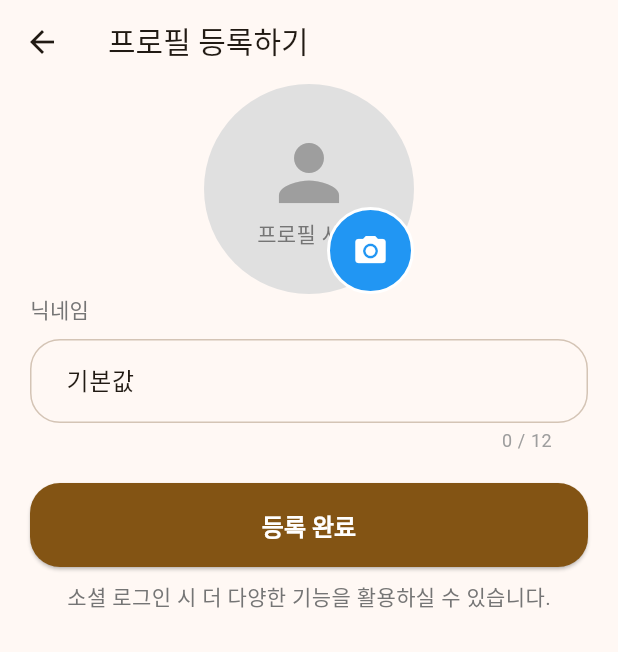
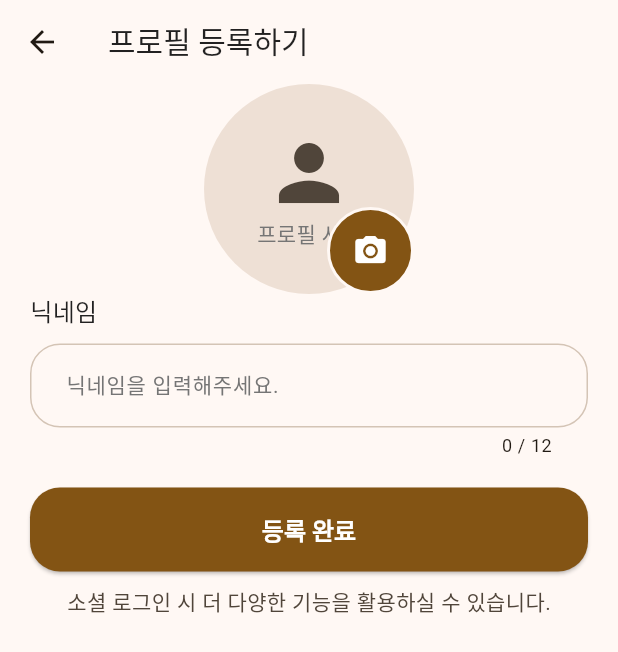
Before and after one commit to joohyelim1208/bread-road, a Flutter app: the JoinPage screen opened directly, on a phone screen of 412 x 824 dp. Shown: the top 652 px of the screen. Run offline on Flutter 3.47's test engine with Material 3 defaults, Android fonts, the phone set to English and light mode, and no system bars; our stand-ins replace flutter_riverpod, image_picker; Roboto replaces fonts that are missing (Pretendard).

Commit message:
feat: joinPage, nicknameTextFormField 테마 적용

```diff
--- a/lib/core/theme/theme_provider.dart
+++ b/lib/core/theme/theme_provider.dart
@@ -1,21 +1,32 @@
 import 'package:flutter/material.dart';
+import 'package:flutter_riverpod/flutter_riverpod.dart';
 import 'package:flutter_riverpod/legacy.dart';
 import 'package:han_ppyeom/core/theme/app_color_scheme.dart';
 import 'package:han_ppyeom/core/theme/app_text_theme.dart';
+import 'package:han_ppyeom/core/theme/app_theme.dart';
 
-// 기본값 라이트 / 다크모드 상태 관리 프로바이더(상태 캡슐화)
-final themeModeProvider = StateProvider<ThemeMode>((ref) => ThemeMode.light);
+// 기본값 라이트 / 다크모드 상태 관리 프로바이더(상태 캡슐화)-> 변경가능한 상태
+final themeModeProvider = StateProvider<ThemeMode>((ref) => ThemeMode.system);
 
-// colorScheme 프로바이더
-final colorSchemeProvider = StateProvider<ColorScheme>((ref) {
+// themeData 자체를 반환하는 프로바이더 -> 단순 읽기전용. 분기처리
+final themeProvider = Provider<ThemeData>((ref) {
+  final mode = ref.watch(themeModeProvider);
+  if (mode == ThemeMode.dark) {
+    return AppTheme.darkTheme;
+  }
+  return AppTheme.lightTheme;
+});
+
+// colorScheme 프로바이더 -> 단순 읽기전용
+final colorSchemeProvider = Provider<ColorScheme>((ref) {
   final mode = ref.watch(themeModeProvider);
   return mode == ThemeMode.dark
       ? AppColorScheme.darkColorScheme
       : AppColorScheme.lightColorScheme;
 });
 
-// textTheme 프로바이더
-final TextThemeProvider = StateProvider((ref) {
+// textTheme 프로바이더 -> 단순 읽기 전용
+final textThemeProvider = Provider((ref) {
   final mode = ref.watch(themeModeProvider);
   return mode == ThemeMode.dark
       ? AppTextTheme.darkTextTheme
--- a/lib/ui/pages/join/join_page.dart
+++ b/lib/ui/pages/join/join_page.dart
@@ -1,15 +1,17 @@
 import 'package:flutter/material.dart';
+import 'package:flutter_riverpod/flutter_riverpod.dart';
+import 'package:han_ppyeom/core/theme/theme_provider.dart';
 import 'package:image_picker/image_picker.dart';
 import 'package:han_ppyeom/ui/widgets/nickname_text_form_field.dart';
 
-class JoinPage extends StatefulWidget {
+class JoinPage extends ConsumerStatefulWidget {
   const JoinPage({super.key});
 
   @override
-  State<JoinPage> createState() => _JoinPageState();
+  ConsumerState<JoinPage> createState() => _JoinPageState();
 }
 
-class _JoinPageState extends State<JoinPage> {
+class _JoinPageState extends ConsumerState<JoinPage> {
   // 선택한 파일을 저장할 변수
   //File? _image;
 
@@ -22,7 +24,7 @@ class _JoinPageState extends State<JoinPage> {
   @override
   void initState() {
     super.initState();
-    _nickNameControllor.text = "기본값";
+    _nickNameControllor.text = "";
   }
 
   @override
@@ -33,7 +35,10 @@ class _JoinPageState extends State<JoinPage> {
 
   @override
   Widget build(BuildContext context) {
-    final textTheme = Theme.of(context).textTheme;
+    // 리버팟 테마 적용. themeData 통째로 가져옴
+    final theme = ref.watch(themeProvider);
+    final textTheme = theme.textTheme;
+    final colorScheme = theme.colorScheme;
 
     return GestureDetector(
       onTap: () {
@@ -41,7 +46,8 @@ class _JoinPageState extends State<JoinPage> {
         FocusScope.of(context).unfocus();
       },
       child: Scaffold(
-        appBar: AppBar(title: Text('프로필 등록하기')),
+        backgroundColor: colorScheme.surface,
+        appBar: AppBar(title: Text('프로필 등록하기', style: textTheme.titleLarge)),
         body: Form(
           key: formkey,
           child: ListView(
@@ -60,13 +66,17 @@ class _JoinPageState extends State<JoinPage> {
                         width: 140,
                         height: 140,
                         decoration: BoxDecoration(
-                          color: Colors.grey[300],
+                          color: colorScheme.surfaceContainerHighest,
                           shape: BoxShape.circle,
                         ),
                         child: Column(
                           mainAxisAlignment: MainAxisAlignment.center,
                           children: [
-                            Icon(Icons.person, size: 60, color: Colors.grey),
+                            Icon(
+                              Icons.person,
+                              size: 60,
+                              color: colorScheme.onSurfaceVariant,
+                            ),
                             Text("프로필 사진", style: TextStyle()),
                           ],
                         ),
@@ -75,14 +85,17 @@ class _JoinPageState extends State<JoinPage> {
                       Container(
                         padding: EdgeInsets.all(15),
                         decoration: BoxDecoration(
-                          color: Colors.blue,
+                          color: colorScheme.primary,
                           shape: BoxShape.circle,
-                          border: Border.all(color: Colors.white, width: 2),
+                          border: Border.all(
+                            color: colorScheme.surface,
+                            width: 2,
+                          ),
                         ),
                         child: Icon(
                           Icons.camera_alt,
                           size: 24,
-                          color: Colors.white,
+                          color: colorScheme.onPrimary, // 배경색에 대비되는 색
                         ),
                       ),
                     ],
@@ -92,7 +105,7 @@ class _JoinPageState extends State<JoinPage> {
               Column(
                 crossAxisAlignment: CrossAxisAlignment.start,
                 children: [
-                  Text("닉네임", style: TextStyle()),
+                  Text("닉네임", style: textTheme.titleMedium),
                   SizedBox(height: 10),
                   // 에러메시지와 카운터는 이 위젯이 알아서 그려줌
                   NickNameTextFormField(controller: _nickNameControllor),
@@ -113,7 +126,9 @@ class _JoinPageState extends State<JoinPage> {
                 alignment: Alignment.center,
                 child: Text(
                   "소셜 로그인 시 더 다양한 기능을 활용하실 수 있습니다.",
-                  style: TextStyle(fontSize: 14, color: Colors.grey[600]),
+                  style: textTheme.bodySmall?.copyWith(
+                    color: colorScheme.onSurfaceVariant,
+                  ),
                 ),
               ),
             ],
--- a/lib/ui/widgets/nickname_text_form_field.dart
+++ b/lib/ui/widgets/nickname_text_form_field.dart
@@ -31,12 +31,17 @@ class _NickNameTextFormFieldState extends State<NickNameTextFormField> {
 
   @override
   void dispose() {
-    super.dispose();
     widget.controller.removeListener(_updateLength);
+    super.dispose(); // 순서에 주의하자!
   }
 
   @override
   Widget build(BuildContext context) {
+    // 테마데이터 가져오기. joinPage에서 ref.watch로 최신으로 반영되는 테마가 전달됨
+    final theme = Theme.of(context);
+    final colorScheme = theme.colorScheme;
+    final textTheme = theme.textTheme;
+
     return Column(
       crossAxisAlignment: CrossAxisAlignment.end,
       children: [
@@ -44,16 +49,17 @@ class _NickNameTextFormFieldState extends State<NickNameTextFormField> {
           controller: widget.controller,
           // 텍스트폼필드 속성. 유저가 입력할 때 마다 즉시 검증을 수행하도록 한다.
           autovalidateMode: AutovalidateMode.onUserInteraction,
+          style: textTheme.bodyLarge,
           decoration: InputDecoration(
             hintText: '닉네임을 입력해주세요.',
-            // 내장 속성 카운터 사용해서 UI밀림 최소화하기
+            // 내장 속성 카운터 사용해서 UI 밀림 최소화하기
             helperText: " ",
-            helperStyle: const TextStyle(fontSize: 12),
-            // 에러스타일 고정시키기 UI 밀림 방지
-            errorStyle: const TextStyle(fontSize: 12, height: 1),
+            helperStyle: textTheme.bodySmall,
             counterText: "$_currentLength / 12",
             counterStyle: TextStyle(
-              color: _currentLength > 12 ? Colors.red : Colors.grey,
+              color: _currentLength > 12
+                  ? colorScheme.error
+                  : colorScheme.onSurface,
             ),
           ),
           validator: ValidatorUtil.validatorNickNameError,
```
